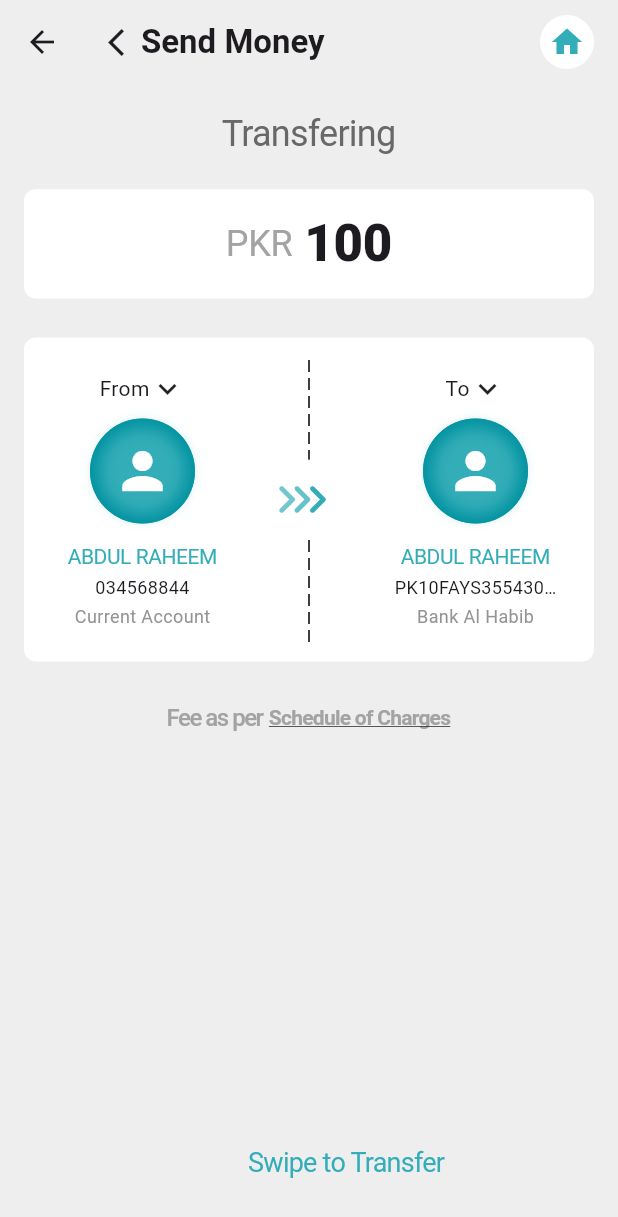
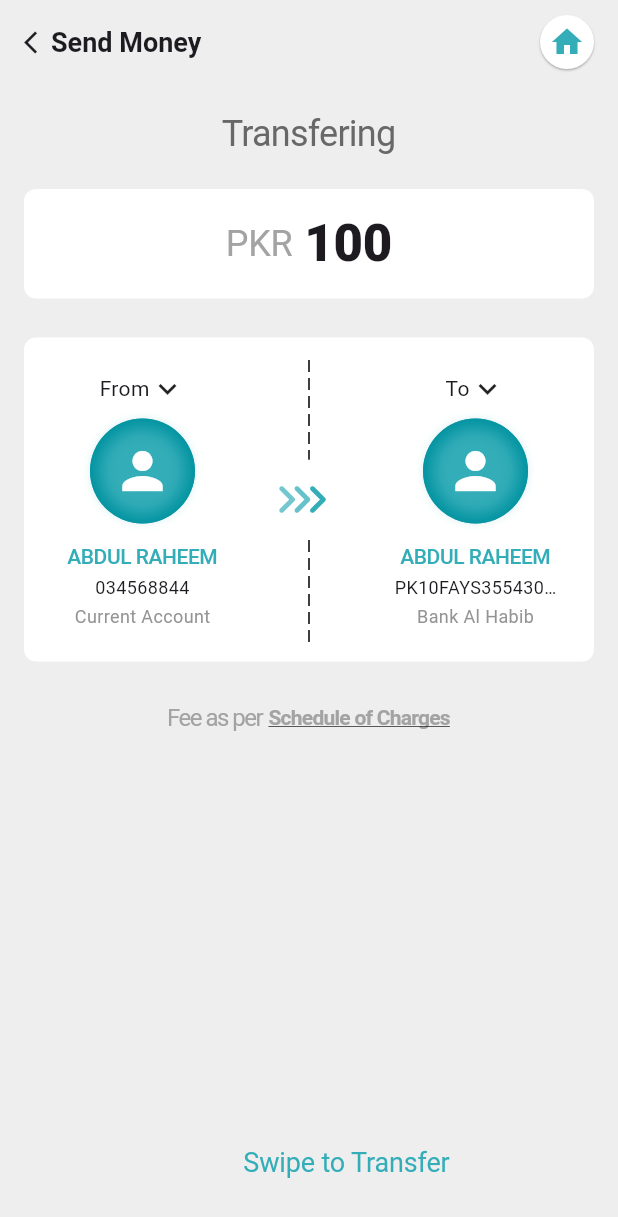
Before and after one commit to workabdulraheem926-dev/faysal_digiapp, a Flutter app: the SendMoneyS3 screen opened directly, on a phone screen of 412 x 824 dp. Shown: the top 1217 px of the screen. Run offline on Flutter 3.47's test engine with Material 3 defaults, Android fonts, the phone set to English and light mode, and no system bars; our stand-ins replace dotted_border; missing offline and left inert: flutter_swipe_button.

Commit message:
14/1 home

```diff
--- a/lib/SendMoney/Screen2.dart
+++ b/lib/SendMoney/Screen2.dart
@@ -27,10 +27,19 @@ class SendMoneyS2 extends StatelessWidget {
             Container(
               padding: EdgeInsets.all(6),
 
-              decoration: BoxDecoration(
-                shape: BoxShape.circle,
-                color: const Color.fromARGB(255, 255, 255, 255),
-              ),
+             decoration: BoxDecoration(
+                      boxShadow: [
+                        BoxShadow(
+                          color: const Color.fromARGB(158, 139, 139, 139),
+                          blurRadius: .5,
+
+                          offset: Offset(0, 1),
+                        ),
+                      ],
+
+                      color: const Color.fromARGB(255, 255, 255, 255),
+                      shape: BoxShape.circle,
+                    ),
               child: Icon(Icons.home, color: const Color(0xFF33ADB8)),
             ),
           ],
--- a/lib/SendMoney/Screen3.dart
+++ b/lib/SendMoney/Screen3.dart
@@ -14,22 +14,33 @@ class SendMoneyS3 extends StatelessWidget {
       backgroundColor: const Color.fromARGB(255, 238, 238, 238),
       appBar: AppBar(
         backgroundColor: Colors.transparent,
-
+        automaticallyImplyLeading: false,
         elevation: 0,
         title: Row(
           children: [
-            Icon(Icons.arrow_back_ios, size: 22),
+            GestureDetector(
+              onTap: () {
+                Navigator.pop(context);
+              },
+              child: Icon(Icons.arrow_back_ios, size: 18),
+            ),
             Text(
               'Send Money',
-              style: TextStyle(fontSize: 22, fontWeight: FontWeight.w600),
+              style: TextStyle(fontSize: 18, fontWeight: FontWeight.w600),
             ),
             Expanded(child: SizedBox()),
             Container(
               padding: EdgeInsets.all(6),
-
               decoration: BoxDecoration(
+                boxShadow: [
+                  BoxShadow(
+                    color: const Color.fromARGB(158, 139, 139, 139),
+                    blurRadius: .5,
+                    offset: Offset(0, 1),
+                  ),
+                ],
+                color: const Color.fromARGB(255, 255, 255, 255),
                 shape: BoxShape.circle,
-                color: const Color.fromARGB(255, 255, 255, 255),
               ),
               child: Icon(Icons.home, color: const Color(0xFF33ADB8)),
             ),
@@ -119,6 +130,8 @@ class SendMoneyS3 extends StatelessWidget {
                     iconColor: Colors.white,
                     accountType: 'Current Account',
                     fromToAccountText: 'From',
+
+                    fontWeight: FontWeight.w500,
                   ),
                   Spacer(),
 
@@ -149,6 +162,7 @@ class SendMoneyS3 extends StatelessWidget {
                     beniName: "Abdul Raheem",
                     icon: Icons.person,
                     accountNumber: 'PK10FAYS3554301000007905',
+                    fontWeight: FontWeight.w500,
                     iconSize: 40,
                     iconColor: Colors.white,
                     accountType: 'Bank Al Habib',
@@ -169,7 +183,6 @@ class SendMoneyS3 extends StatelessWidget {
                     fontSize: 16,
                     color: const Color.fromARGB(255, 163, 163, 163),
                     letterSpacing: -1,
-                    fontWeight: FontWeight.w500,
                   ),
                 ),
                 SizedBox(width: 4),
@@ -206,7 +219,7 @@ class SendMoneyS3 extends StatelessWidget {
                   style: TextStyle(
                     color: Color(0xFF33ADB8),
                     fontSize: 18,
-                    letterSpacing: -0.5,
+                    letterSpacing: -0.1,
                   ),
                 ),
               ),
--- a/lib/widgets/fav_beni_fromAccount.dart
+++ b/lib/widgets/fav_beni_fromAccount.dart
@@ -6,6 +6,8 @@ class FromAccounts extends StatelessWidget {
     required this.beniName,
     this.iconSize,
     this.iconColor,
+    this.fontWeight,
+
     required this.icon,
     required this.accountNumber,
     required this.accountType,
@@ -16,6 +18,7 @@ class FromAccounts extends StatelessWidget {
   final String accountNumber;
   final String accountType;
   final String fromToAccountText;
+  final FontWeight? fontWeight;
 
   final IconData? icon; // This is the flexible part!
   final double? iconSize;
@@ -73,8 +76,9 @@ class FromAccounts extends StatelessWidget {
             SizedBox(height: 4),
             Text(
               beniName.toUpperCase(),
-              style: const TextStyle(
-                fontSize: 14,
+              style:  TextStyle(
+                fontWeight: fontWeight,
+
                 color: Color(0xFF33ADB8),
                 letterSpacing: -0.3,
               ),
```
Also changed, not shown: lib/dashboard.dart (line endings or trailing spaces).
